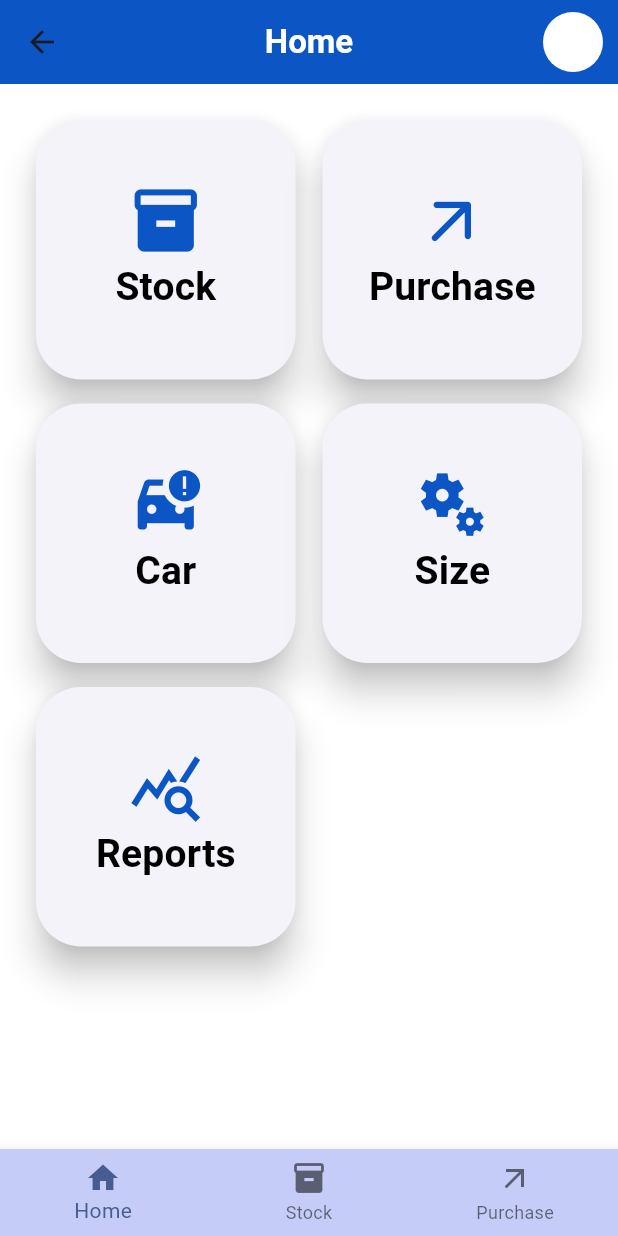
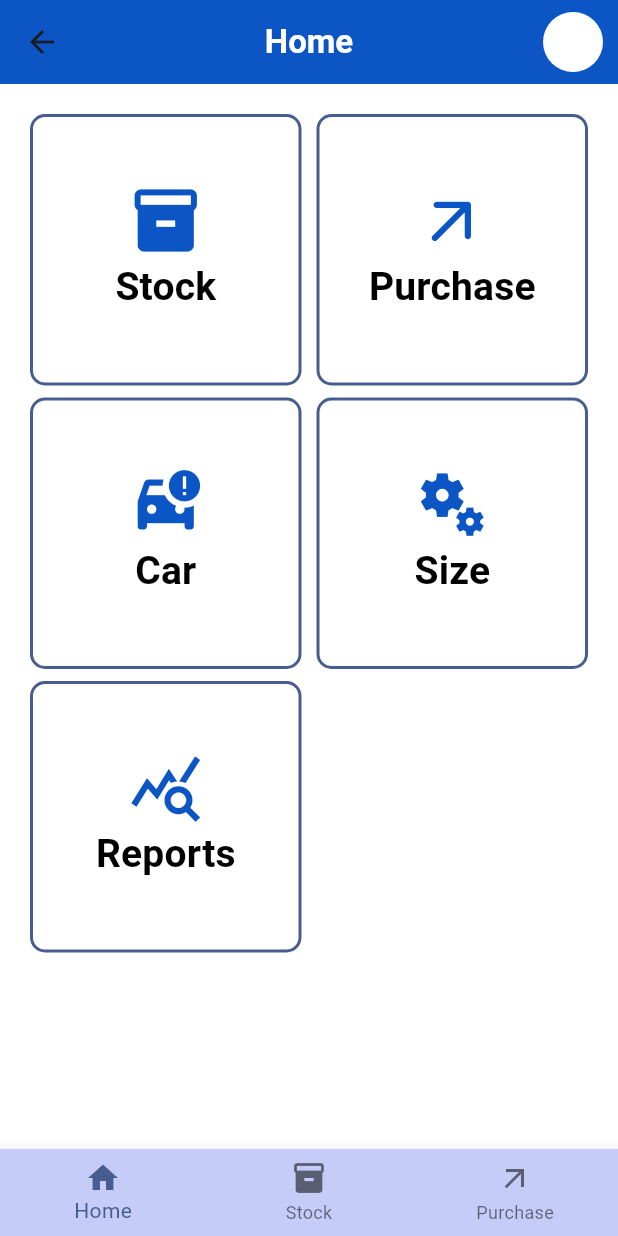
Before and after one commit to suleman2802/Stock-Management, a Flutter app: the HomeScreen screen opened by its route, on a phone screen of 412 x 824 dp. Run offline on Flutter 3.47's test engine with Material 3 defaults, Android fonts, the phone set to English and light mode, and no system bars; our stand-ins replace firebase_core, fluttertoast; accounts and stored records are empty.

Commit message:
tile style

```diff
--- a/lib/presentation/screen/home/widgets/dashboard_tile_grid.dart
+++ b/lib/presentation/screen/home/widgets/dashboard_tile_grid.dart
@@ -1,5 +1,4 @@
 import 'package:flutter/material.dart';
-
 
 class DashboardTileGrid extends StatelessWidget {
   const DashboardTileGrid({
@@ -12,19 +11,29 @@ class DashboardTileGrid extends StatelessWidget {
   final IconData icon;
   final GestureTapCallback? onTap;
 
-
   @override
   Widget build(BuildContext context) {
     return GridTile(
       child: InkWell(
         onTap: onTap,
-        child: Card(
+        child: Container(
+          decoration: BoxDecoration(
+            border:
+                Border.all(color: Theme.of(context).primaryColor, width: 2.0),
+            borderRadius: BorderRadius.circular(10),
+          ),
           child: Column(
             mainAxisAlignment: MainAxisAlignment.center,
             crossAxisAlignment: CrossAxisAlignment.center,
             children: [
-              Icon(icon,size: 50,),
-              Text(title,style: Theme.of(context).textTheme.titleMedium,),
+              Icon(
+                icon,
+                size: 50,
+              ),
+              Text(
+                title,
+                style: Theme.of(context).textTheme.titleMedium,
+              ),
             ],
           ),
         ),
```
